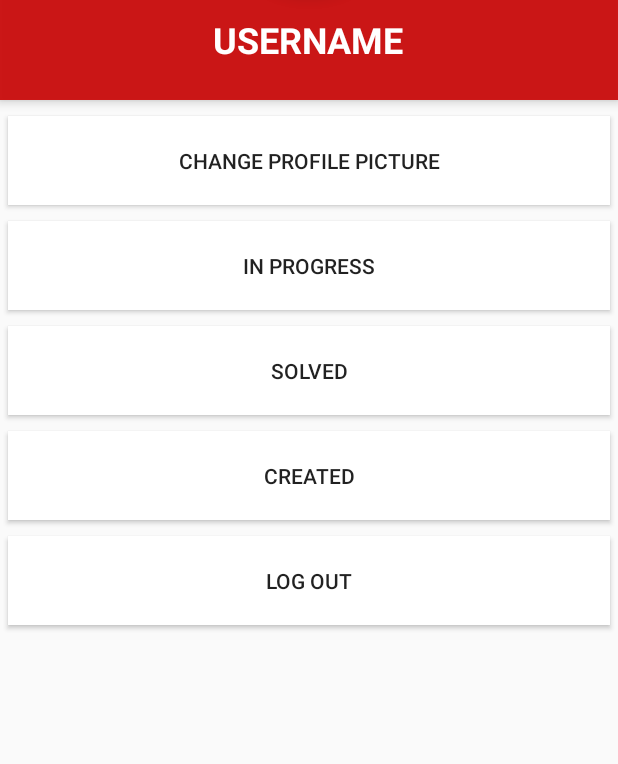
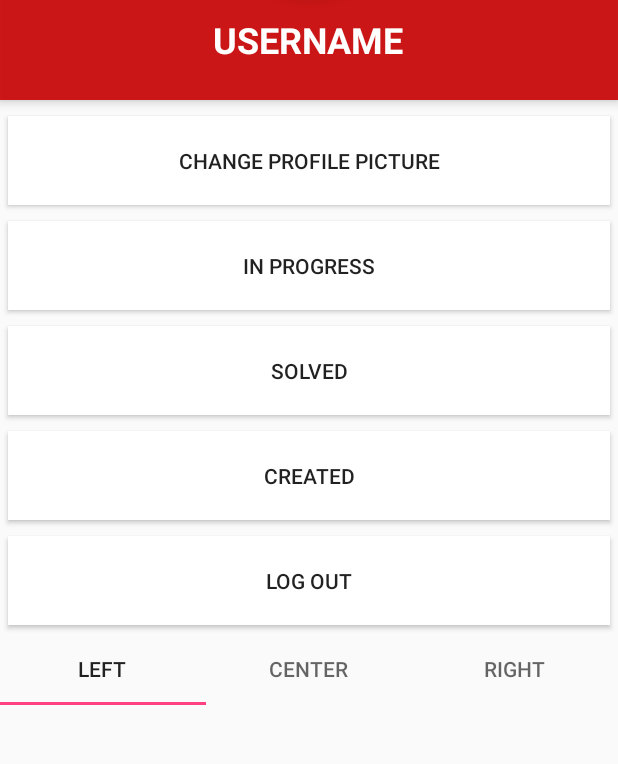
Before and after one commit to MarchiT/ruddle, an Android app: the layout profile_layout.xml on its own in the app's theme, with its tools: preview values and no code run, on a phone screen of 412 x 824 dp, the part 399-1163 px from its top. Run offline under Robolectric (Android 15) with nearby library versions, the phone set to English and light mode, and no system bars; network calls fail.

```diff
--- a/Ruddle/app/src/main/res/layout/profile_layout.xml
+++ b/Ruddle/app/src/main/res/layout/profile_layout.xml
@@ -12,7 +12,7 @@
             android:layout_width="match_parent"
             android:layout_height="200dp"
             android:scaleType="centerCrop" />
-            <!-- android:src="@mipmap/ic_profile_header"/>    Problem: Deterioration of image quality-->
+            <!-- android:src="@mipmap/ic_profile_header"/> Problem: Image quality deterioration-->
 
         <ImageButton
             android:id="@+id/profile_icon"
@@ -118,6 +118,26 @@
                 android:elevation="4dp"
                 android:padding="20dp"
                 android:text="Log Out" />
+
+            <android.support.design.widget.TabLayout
+                android:layout_width="match_parent"
+                android:layout_height="match_parent">
+
+                <android.support.design.widget.TabItem
+                    android:layout_width="wrap_content"
+                    android:layout_height="wrap_content"
+                    android:text="Left" />
+
+                <android.support.design.widget.TabItem
+                    android:layout_width="wrap_content"
+                    android:layout_height="wrap_content"
+                    android:text="Center" />
+
+                <android.support.design.widget.TabItem
+                    android:layout_width="wrap_content"
+                    android:layout_height="wrap_content"
+                    android:text="Right" />
+            </android.support.design.widget.TabLayout>
         </LinearLayout>
     </RelativeLayout>
 </ScrollView>
```
